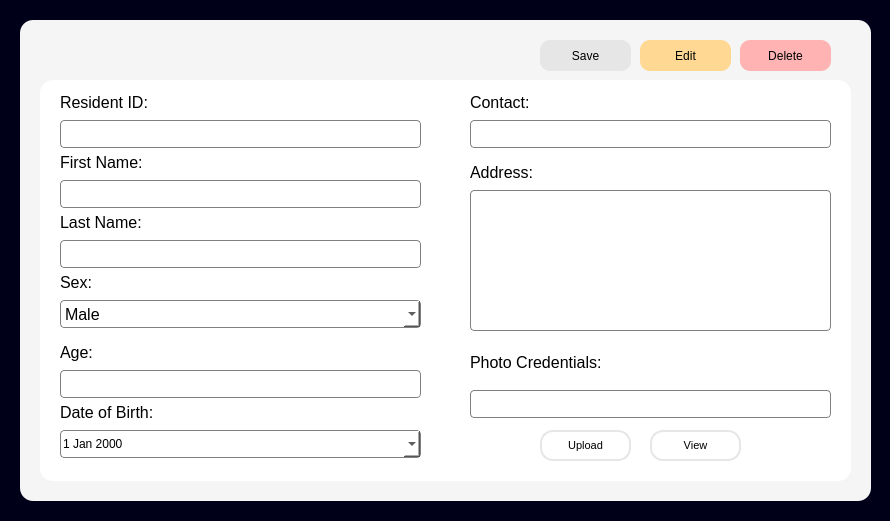
This is uifiles/inforesidentui.ui in mustafamclngn/CCC151-ComplaSys as Qt 5 draws it before an edit. The edited form follows.
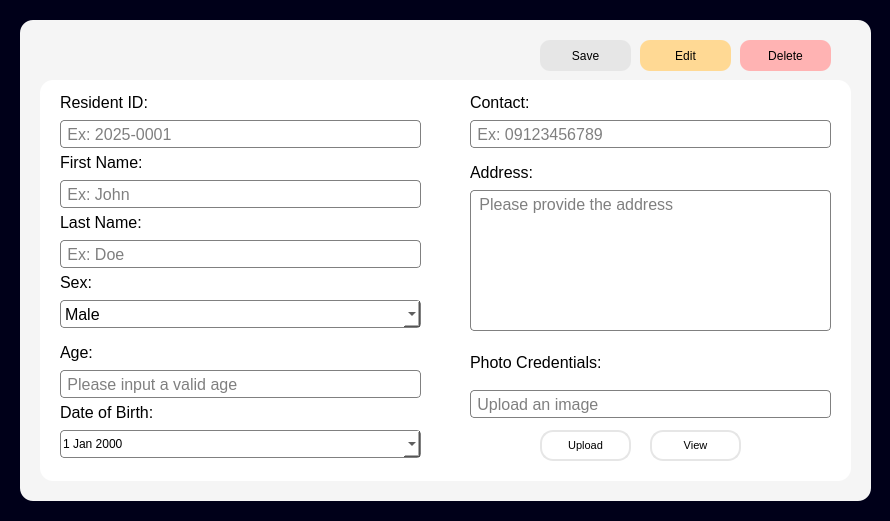
This is the edited form. Icons and pictures are not drawn.

```diff
--- a/uifiles/inforesidentui.ui
+++ b/uifiles/inforesidentui.ui
@@ -115,6 +115,9 @@
 border: 1px solid grey;
 border-radius: 4px;</string>
      </property>
+     <property name="placeholderText">
+      <string> Ex: John</string>
+     </property>
     </widget>
     <widget class="QLabel" name="label_last_name">
      <property name="geometry">
@@ -156,6 +159,9 @@
 border: 1px solid grey;
 border-radius: 4px;</string>
      </property>
+     <property name="placeholderText">
+      <string> Ex: Doe</string>
+     </property>
     </widget>
     <widget class="QLabel" name="label_sex">
      <property name="geometry">
@@ -272,6 +278,9 @@
      <property name="text">
       <string/>
      </property>
+     <property name="placeholderText">
+      <string> Please input a valid age</string>
+     </property>
     </widget>
     <widget class="QLabel" name="label_contact">
      <property name="geometry">
@@ -334,6 +343,9 @@
 border: 1px solid grey;
 border-radius: 4px;</string>
      </property>
+     <property name="placeholderText">
+      <string> Ex: 09123456789</string>
+     </property>
     </widget>
     <widget class="QLabel" name="label_address">
      <property name="geometry">
@@ -382,6 +394,9 @@
 &lt;/style&gt;&lt;/head&gt;&lt;body style=&quot; font-family:'MS Shell Dlg 2'; font-size:12pt; font-weight:400; font-style:normal;&quot;&gt;
 &lt;p style=&quot;-qt-paragraph-type:empty; margin-top:0px; margin-bottom:0px; margin-left:0px; margin-right:0px; -qt-block-indent:0; text-indent:0px;&quot;&gt;&lt;br /&gt;&lt;/p&gt;&lt;/body&gt;&lt;/html&gt;</string>
      </property>
+     <property name="placeholderText">
+      <string> Please provide the address</string>
+     </property>
     </widget>
     <widget class="QLabel" name="label_contact_2">
      <property name="geometry">
@@ -448,6 +463,12 @@
 border: 1px solid grey;
 border-radius: 4px;</string>
      </property>
+     <property name="text">
+      <string/>
+     </property>
+     <property name="placeholderText">
+      <string> Ex: 2025-0001</string>
+     </property>
     </widget>
     <widget class="QLineEdit" name="inforesident_photo_label">
      <property name="geometry">
@@ -468,6 +489,12 @@
 border: 1px solid grey;
 border-radius: 4px;</string>
      </property>
+     <property name="readOnly">
+      <bool>true</bool>
+     </property>
+     <property name="placeholderText">
+      <string> Upload an image</string>
+     </property>
     </widget>
     <widget class="QPushButton" name="inforesident_view_button">
      <property name="geometry">
```
Left out of the diff: 21 changed lines with no effect on the pictures.
